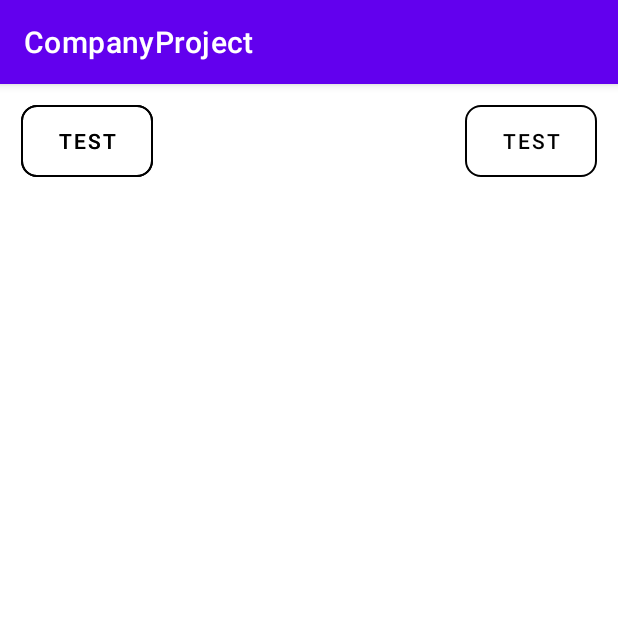
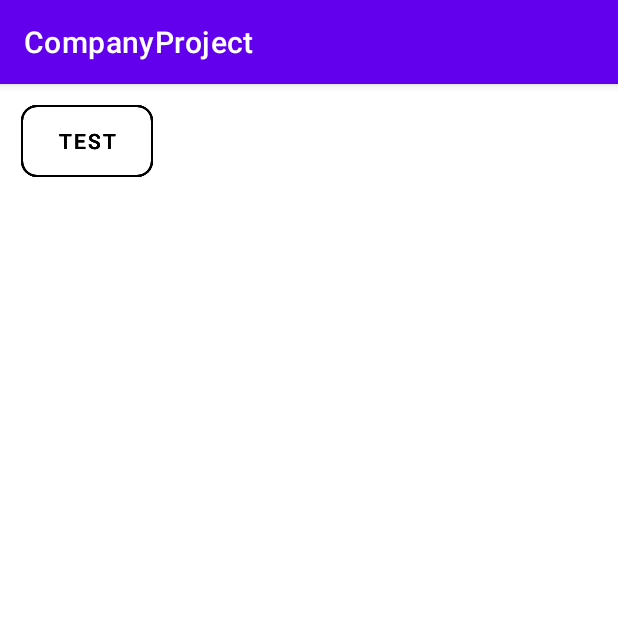
Before and after one commit to yoochangwon789/CompanyProject, an Android app: the screen it shows after launch (MainActivity), on a phone screen of 412 x 824 dp, the top half of it. Run offline under Robolectric (Android 15) with nearby library versions, the phone set to English and light mode, and no system bars.

Commit message:
Feat : 버튼추가

```diff
--- a/app/src/main/res/layout/activity_main.xml
+++ b/app/src/main/res/layout/activity_main.xml
@@ -18,11 +18,10 @@
         android:text="test"/>
 
     <Button
-        android:id="@+id/btn2"
         android:layout_width="wrap_content"
         android:layout_height="wrap_content"
         app:layout_constraintTop_toTopOf="parent"
-        app:layout_constraintEnd_toEndOf="parent"
+        app:layout_constraintStart_toStartOf="parent"
         android:layout_margin="14dp"
         android:textColor="@color/black"
         android:background="@drawable/shape_test"
@@ -40,4 +39,16 @@
         app:backgroundTint="@null"
         android:text="test"/>
 
+    <Button
+        android:layout_width="wrap_content"
+        android:layout_height="wrap_content"
+        app:layout_constraintTop_toTopOf="parent"
+        app:layout_constraintStart_toStartOf="parent"
+        android:layout_margin="14dp"
+        android:textColor="@color/black"
+        android:background="@drawable/shape_test"
+        app:backgroundTint="@null"
+        android:text="test"/>
+
+
 </androidx.constraintlayout.widget.ConstraintLayout>
```
